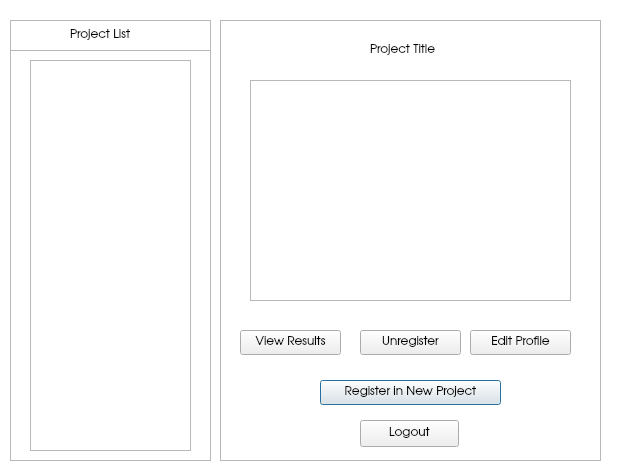
Above: studentmanageprojectview.ui from abhinavthukral28/stuPID before the change. Below: the same form after it.
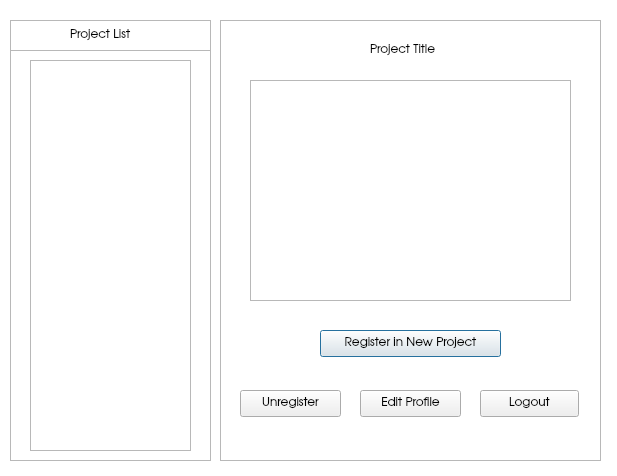
That is the form after the change.

Diff of the .ui file:
```diff
--- a/studentmanageprojectview.ui
+++ b/studentmanageprojectview.ui
@@ -148,9 +148,9 @@
     <property name="geometry">
      <rect>
       <x>100</x>
-      <y>360</y>
+      <y>310</y>
       <width>181</width>
-      <height>25</height>
+      <height>27</height>
      </rect>
     </property>
     <property name="font">
@@ -165,28 +165,10 @@
    <widget class="QPushButton" name="dropProject">
     <property name="geometry">
      <rect>
-      <x>140</x>
-      <y>310</y>
-      <width>101</width>
-      <height>25</height>
-     </rect>
-    </property>
-    <property name="font">
-     <font>
-      <family>URW Gothic L</family>
-     </font>
-    </property>
-    <property name="text">
-     <string>Unregister</string>
-    </property>
-   </widget>
-   <widget class="QPushButton" name="viewResults">
-    <property name="geometry">
-     <rect>
       <x>20</x>
-      <y>310</y>
+      <y>370</y>
       <width>101</width>
-      <height>25</height>
+      <height>27</height>
      </rect>
     </property>
     <property name="font">
@@ -195,16 +177,16 @@
      </font>
     </property>
     <property name="text">
-     <string>View Results</string>
+     <string>Unregister</string>
     </property>
    </widget>
    <widget class="QPushButton" name="editProfile">
     <property name="geometry">
      <rect>
-      <x>250</x>
-      <y>310</y>
+      <x>140</x>
+      <y>370</y>
       <width>101</width>
-      <height>25</height>
+      <height>27</height>
      </rect>
     </property>
     <property name="font">
@@ -219,8 +201,8 @@
    <widget class="QPushButton" name="pushButton">
     <property name="geometry">
      <rect>
-      <x>140</x>
-      <y>400</y>
+      <x>260</x>
+      <y>370</y>
       <width>99</width>
       <height>27</height>
      </rect>
```
